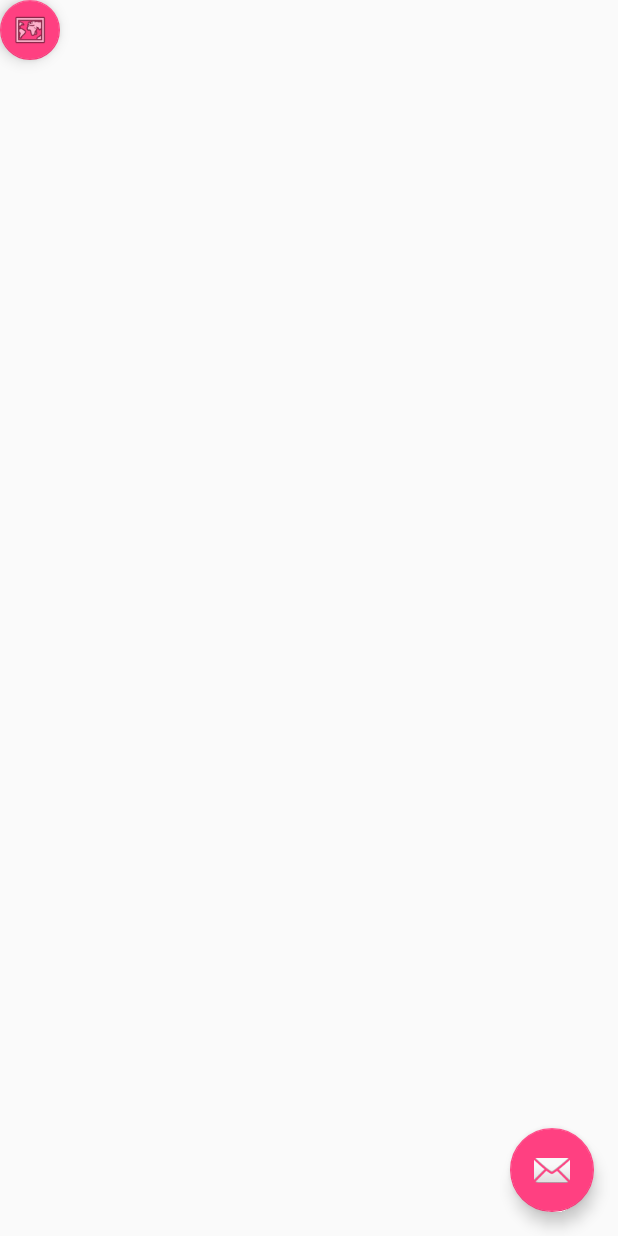
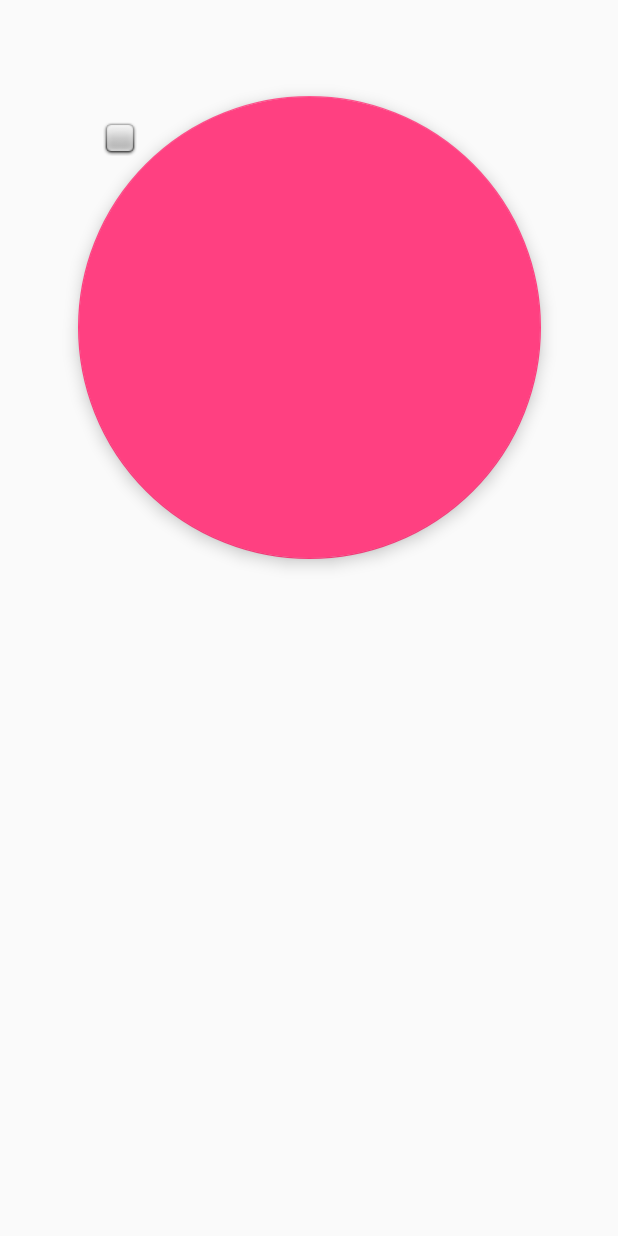
Before and after one commit to dawnim/Le-Scrum-Masters, an Android app: the screen it shows after launch (MainActivity), on a phone screen of 412 x 824 dp. Run offline under Robolectric (Android 15) with nearby library versions, the light colour scheme and no system bars; 2 statements that could not run were skipped.

Commit message:
gjorde en asstor knapp :)

```diff
--- a/NotPokemonGo/app/build.gradle
+++ b/NotPokemonGo/app/build.gradle
@@ -28,4 +28,5 @@ dependencies {
     compile 'com.android.support:recyclerview-v7:23.0.0'
     compile 'com.google.android.gms:play-services-maps:9.0.2'
     compile 'com.google.gms:google-services:3.0.0'
+    compile 'com.android.support.constraint:constraint-layout:1.0.0-alpha8'
 }
--- a/NotPokemonGo/app/src/main/res/layout/activity_main.xml
+++ b/NotPokemonGo/app/src/main/res/layout/activity_main.xml
@@ -7,20 +7,30 @@
     android:fitsSystemWindows="true"
     tools:context="com.le_scrum_masters.notpokemongo.Activities.MainActivity">
 
-    <android.support.design.widget.FloatingActionButton
-        android:id="@+id/fab"
-        android:layout_width="wrap_content"
-        android:layout_height="wrap_content"
-        android:layout_gravity="bottom|end"
-        android:layout_margin="@dimen/fab_margin"
-        android:src="@android:drawable/ic_dialog_email" />
+    <RelativeLayout
+        android:layout_width="match_parent"
+        android:layout_height="match_parent">
 
-    <android.support.design.widget.FloatingActionButton
-        android:layout_width="wrap_content"
-        android:layout_height="wrap_content"
-        android:clickable="true"
-        app:fabSize="mini"
-        app:srcCompat="@android:drawable/ic_menu_mapmode"
-        android:id="@+id/mapFab" />
+        <android.support.design.widget.FloatingActionButton
+            android:clickable="true"
+            app:srcCompat="@android:drawable/checkbox_off_background"
+            android:id="@+id/mapFab"
+            android:layout_width="314dp"
+            android:layout_height="342dp"
+            android:layout_weight="0.11"
+            android:layout_row="0"
+            android:layout_column="0"
+            android:adjustViewBounds="true"
+            android:layout_marginTop="64dp"
+            android:layout_alignParentTop="true"
+            android:layout_alignParentLeft="true"
+            android:layout_alignParentStart="true"
+            android:layout_marginLeft="52dp"
+            android:layout_marginStart="52dp"
+            android:layout_marginRight="51dp"
+            android:layout_marginEnd="51dp"
+            android:layout_alignParentRight="true"
+            android:layout_alignParentEnd="true" />
+    </RelativeLayout>
 
 </android.support.design.widget.CoordinatorLayout>
```
